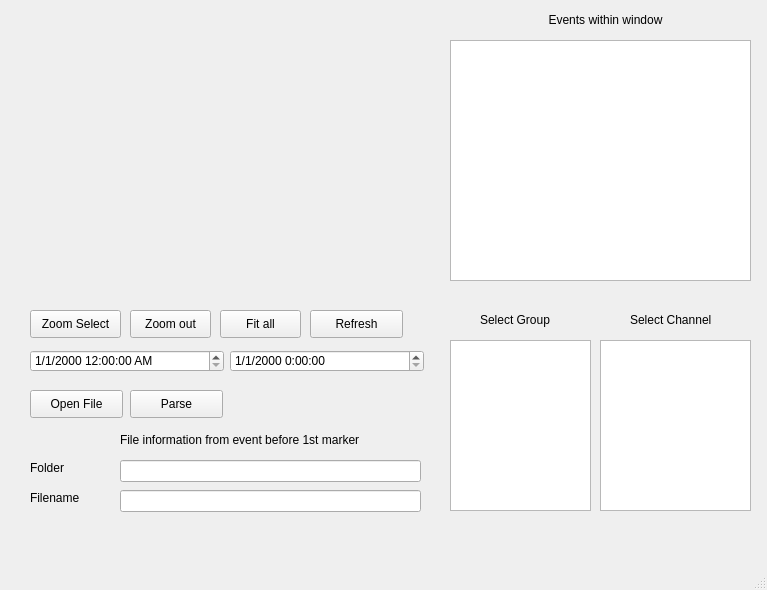
msb002/MHDlab, file Analysis/Post Processing/Layout.ui: the form before one commit.
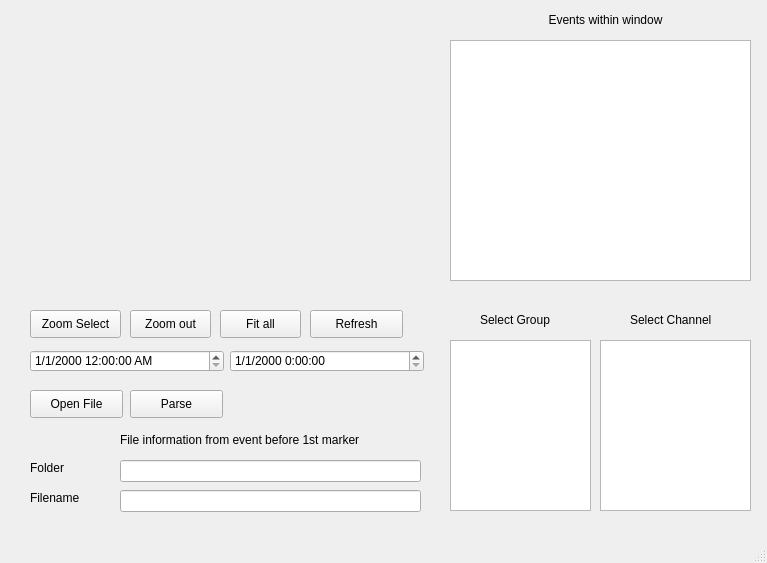
The form after the commit.

Diff of the .ui file:
```diff
--- a/Analysis/Post Processing/Layout.ui
+++ b/Analysis/Post Processing/Layout.ui
@@ -7,7 +7,7 @@
     <x>0</x>
     <y>0</y>
     <width>767</width>
-    <height>590</height>
+    <height>563</height>
    </rect>
   </property>
   <property name="windowTitle">
```
Left out of the diff: 4 changed lines with no effect on the pictures.
